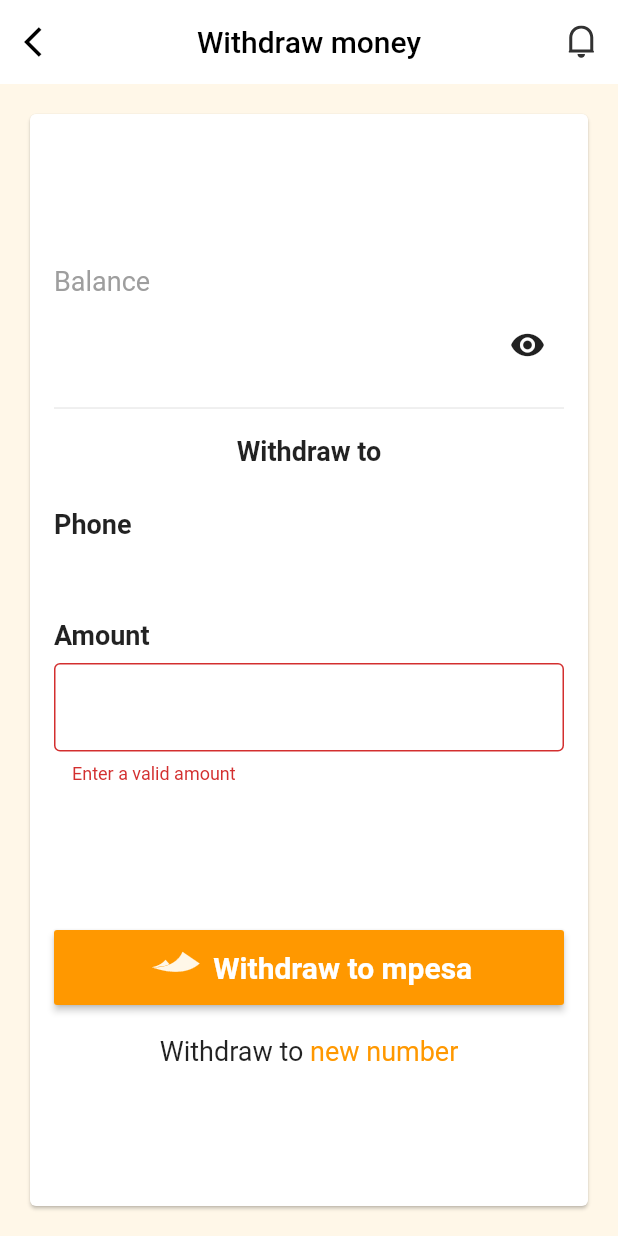
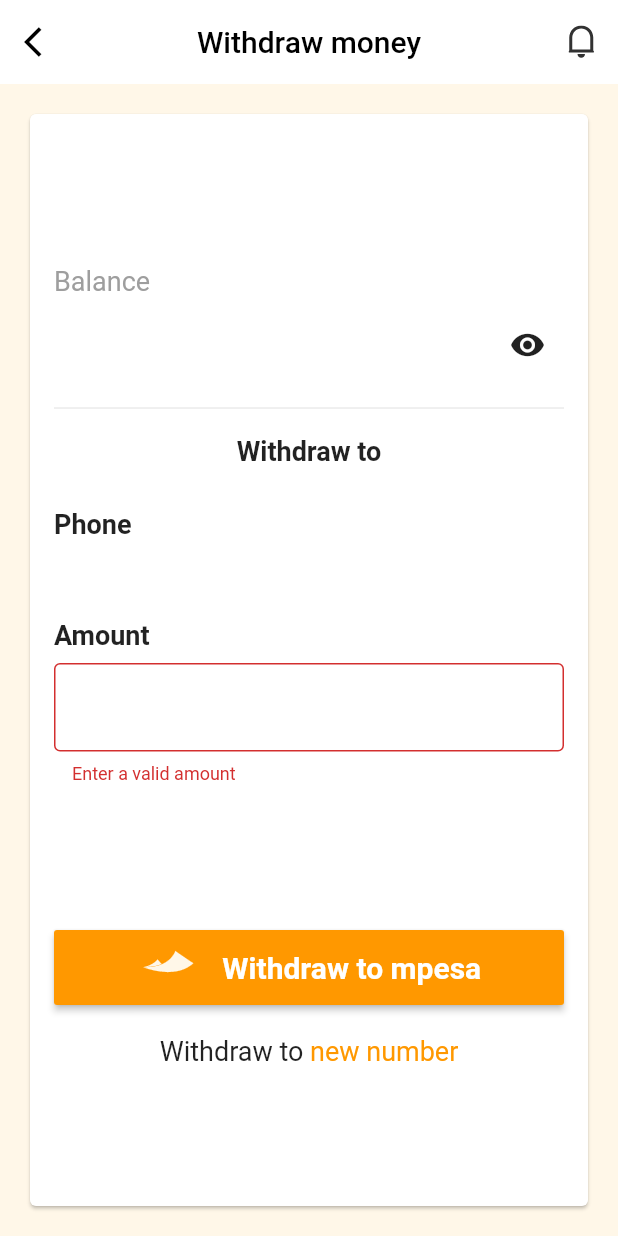
Before and after one commit to glitex-interns-june-2023/haba_pay_flutter_main, a Flutter app: the WithdrawTo screen opened by its route, after a tap on the "visibility off" icon, after a tap on "Withdraw to mpesa", on a phone screen of 412 x 824 dp. Run offline on Flutter 3.47's test engine with Material 2 defaults, Android fonts, the phone set to English and light mode, and no system bars; drawn by our look-alikes of blur; our stand-ins replace flutter_secure_storage, flutter_svg, get, google_sign_in, share; accounts and stored records are empty.

Commit message:
feat: withdraw money

```diff
--- a/lib/screens/withdraw_money/components/withdraw_to.dart
+++ b/lib/screens/withdraw_money/components/withdraw_to.dart
@@ -3,6 +3,7 @@ import 'package:flutter_svg/svg.dart';
 import 'package:haba_pay_main/Theme/custom_theme.dart';
 import 'package:haba_pay_main/screens/Shared/CustomAppBar.dart';
 import 'package:get/get.dart';
+import 'package:haba_pay_main/screens/Shared/custom_button.dart';
 import 'package:haba_pay_main/screens/withdraw_money/controller/WithdrawMoneyController.dart';
 import '../../Shared/balance.dart';
 
@@ -75,7 +76,8 @@ class WithdrawTo extends StatelessWidget {
                             child: Padding(
                               padding: const EdgeInsets.symmetric(vertical: 8),
                               child: Obx(() => Text(
-                                  withdrawMoneyController.withdrawToPhoneNumber.value,
+                                    withdrawMoneyController
+                                        .withdrawToPhoneNumber.value,
                                     style: const TextStyle(fontSize: 18),
                                   )),
                             ),
@@ -91,47 +93,38 @@ class WithdrawTo extends StatelessWidget {
                                       fontSize: 18),
                                 )),
                           ),
-                          Obx(() => TextField(
+                          Obx(
+                            () => TextField(
                               decoration: InputDecoration(
                                   border: const OutlineInputBorder(),
                                   focusedBorder: OutlineInputBorder(
-                                    borderSide: BorderSide(color: theme.orange)),
-                                errorText: withdrawMoneyController.withdrawToAmountError.isNotEmpty
-                                    ? withdrawMoneyController.withdrawToAmountError.value
-                                    : null
-                            ),
+                                      borderSide:
+                                          BorderSide(color: theme.orange)),
+                                  errorText: withdrawMoneyController
+                                          .withdrawToAmountError.isNotEmpty
+                                      ? withdrawMoneyController
+                                          .withdrawToAmountError.value
+                                      : null),
                               cursorColor: theme.orange,
                               keyboardType: TextInputType.number,
-                            controller: withdrawMoneyController.withdrawToAmountController,
-                          ),),
+                              controller: withdrawMoneyController
+                                  .withdrawToAmountController,
+                            ),
+                          ),
                           const Spacer(),
                           const SizedBox(
                             height: 20,
                           ),
-                          MaterialButton(
-                              onPressed: () {
-                                withdrawMoneyController.onWithdrawToMpesaClicked();
-                              },
-                              height: 50,
-                              minWidth: double.infinity,
-                              color: theme.orange,
-                              child: Row(
-                                mainAxisAlignment: MainAxisAlignment.center,
-                                crossAxisAlignment: CrossAxisAlignment.center,
-                                children: [
-                                  SvgPicture.asset(
-                                    'assets/images/mpesa.svg',
-                                    width: 40,
-                                  ),
-                                  Text(
-                                    " Withdraw to mpesa",
-                                    style: TextStyle(
-                                        fontWeight: FontWeight.bold,
-                                        color: theme.white,
-                                        fontSize: 20),
-                                  ),
-                                ],
-                              )),
+                          Obx(() => CustomButton(
+                              isLoading:
+                                  withdrawMoneyController.isLoading.value,
+                              isSvgVector: true,
+                              svgVector: "assets/images/mpesa.svg",
+                              title: " Withdraw to mpesa",
+                              onClick: () {
+                                withdrawMoneyController
+                                    .onWithdrawToMpesaClicked();
+                              })),
                           const SizedBox(
                             height: 20,
                           ),
```
Lines whose indentation alone changed are shown as unchanged.
